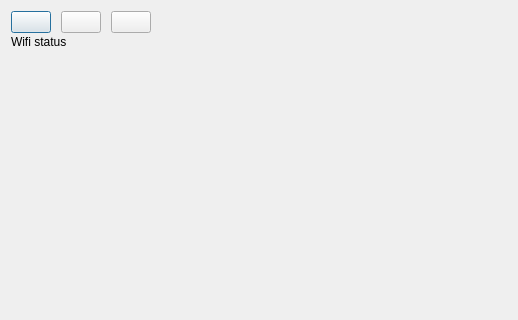
Before: the Qt Designer form src/widgets/dialogs/wifi/wifidialog.ui in Quill-OS/quill, drawn with Qt 5; both pictures show x 0 to 518 and y 0 to 320 of the 783 by 679 pixel window.
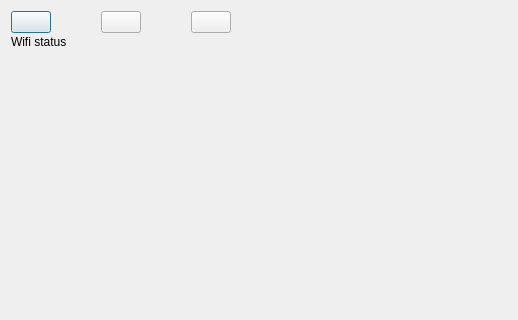
After: the same form once the commit is applied.

```diff
--- a/src/widgets/dialogs/wifi/wifidialog.ui
+++ b/src/widgets/dialogs/wifi/wifidialog.ui
@@ -47,6 +47,22 @@
              </property>
             </widget>
            </item>
+           <item>
+            <spacer name="horizontalSpacer_3">
+             <property name="orientation">
+              <enum>Qt::Horizontal</enum>
+             </property>
+             <property name="sizeType">
+              <enum>QSizePolicy::Fixed</enum>
+             </property>
+             <property name="sizeHint" stdset="0">
+              <size>
+               <width>40</width>
+               <height>20</height>
+              </size>
+             </property>
+            </spacer>
+           </item>
            <item>
             <widget class="QPushButton" name="stopBtn">
              <property name="sizePolicy">
@@ -60,6 +76,22 @@
              </property>
             </widget>
            </item>
+           <item>
+            <spacer name="horizontalSpacer_4">
+             <property name="orientation">
+              <enum>Qt::Horizontal</enum>
+             </property>
+             <property name="sizeType">
+              <enum>QSizePolicy::Fixed</enum>
+             </property>
+             <property name="sizeHint" stdset="0">
+              <size>
+               <width>40</width>
+               <height>20</height>
+              </size>
+             </property>
+            </spacer>
+           </item>
            <item>
             <widget class="QPushButton" name="refreshBtn">
              <property name="text">
```
